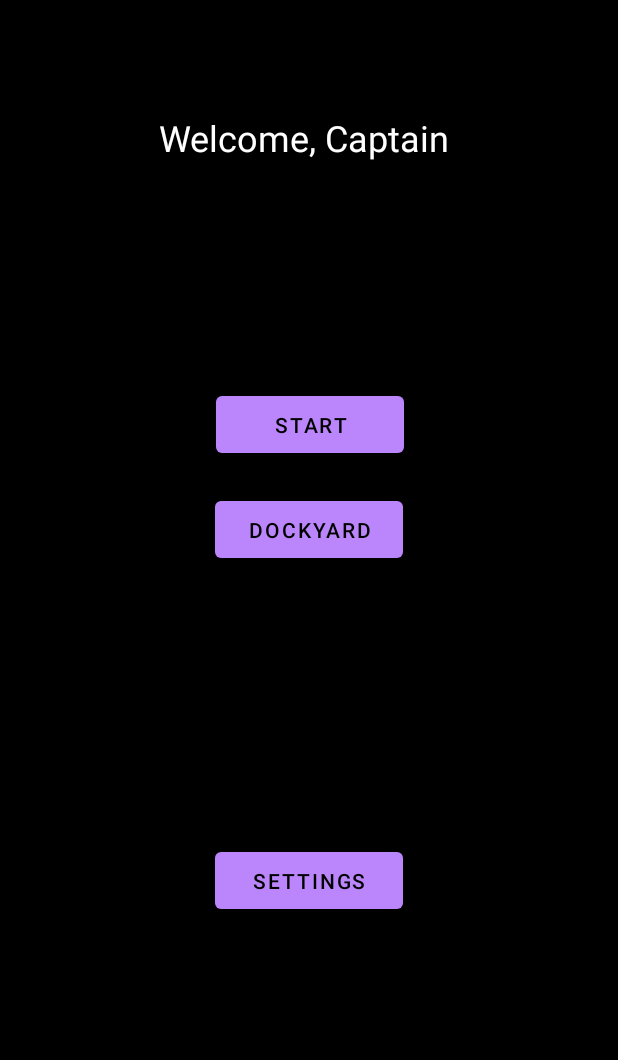
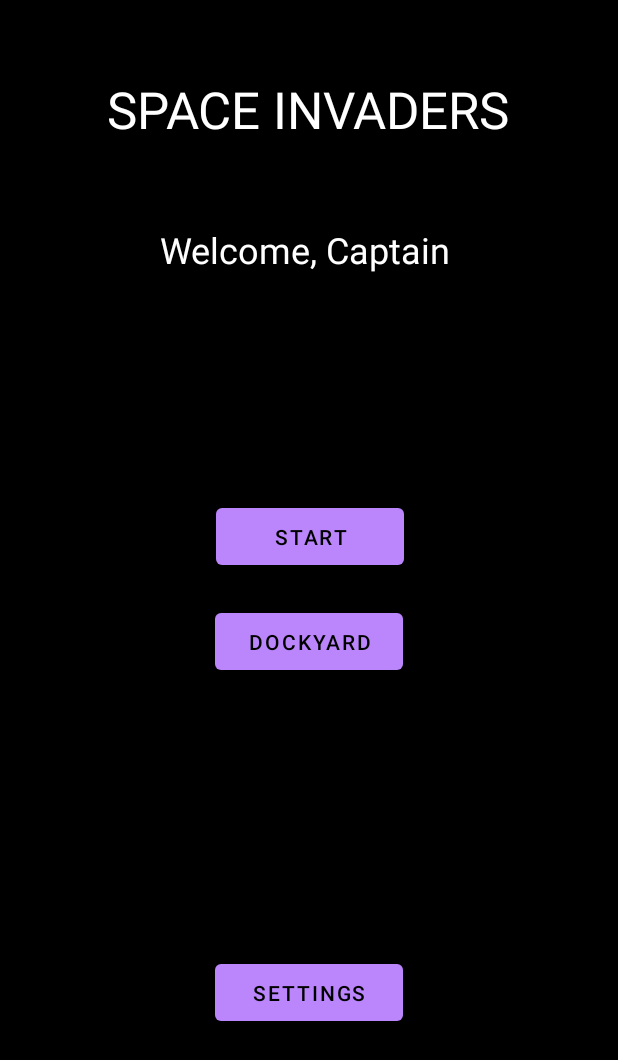
Before and after one commit to FalgunThakwani/Space-invaders-Android, an Android app: the HomeActivity screen opened directly, with no data from a screen before it, on a phone screen of 412 x 824 dp. Shown: the top 1060 px of the screen. Run offline under Robolectric (Android 15) with nearby library versions, the phone set to English and light mode, and no system bars.

Commit message:
Change the position of title

```diff
--- a/Space-invaders/app/src/main/res/layout/activity_home.xml
+++ b/Space-invaders/app/src/main/res/layout/activity_home.xml
@@ -9,14 +9,30 @@
     tools:context=".HomeActivity">
 
     <TextView
+        android:id="@+id/textView_logo1"
+        android:layout_width="wrap_content"
+        android:layout_height="wrap_content" android:layout_marginStart="70dp" android:layout_marginTop="50dp"
+        android:layout_marginEnd="71dp" android:text="SPACE INVADERS" android:textSize="34sp"
+        app:layout_constraintEnd_toEndOf="parent" app:layout_constraintStart_toStartOf="parent"
+        android:textColor="@android:color/white"
+        app:layout_constraintTop_toTopOf="parent"/>
+
+    <TextView
         android:id="@+id/textView_homeWelcome"
         android:layout_width="200dp"
-        android:layout_height="wrap_content" android:layout_marginStart="100dp" android:layout_marginTop="75dp"
-        android:layout_marginEnd="100dp" android:layout_marginBottom="150dp"
-        android:text="Welcome, Captain" android:textSize="24sp"
+        android:layout_height="wrap_content"
+        android:layout_marginStart="100dp"
+        android:layout_marginTop="150dp"
+        android:layout_marginEnd="100dp"
+        android:layout_marginBottom="150dp"
+        android:text="Welcome, Captain"
+        android:textAlignment="center"
         android:textColor="@android:color/white"
-        app:layout_constraintBottom_toTopOf="@+id/button_startGame" app:layout_constraintEnd_toEndOf="parent"
-        app:layout_constraintStart_toStartOf="parent" app:layout_constraintTop_toTopOf="parent"/>
+        android:textSize="24sp"
+        app:layout_constraintBottom_toTopOf="@+id/button_startGame"
+        app:layout_constraintEnd_toEndOf="parent"
+        app:layout_constraintStart_toStartOf="parent"
+        app:layout_constraintTop_toTopOf="parent" />
     <Button
         android:id="@+id/button_startGame"
         android:layout_width="125dp"
```
Also changed, not shown: Space-invaders/app/src/main/res/layout/activity_welcome.xml (+22 -8 lines).
